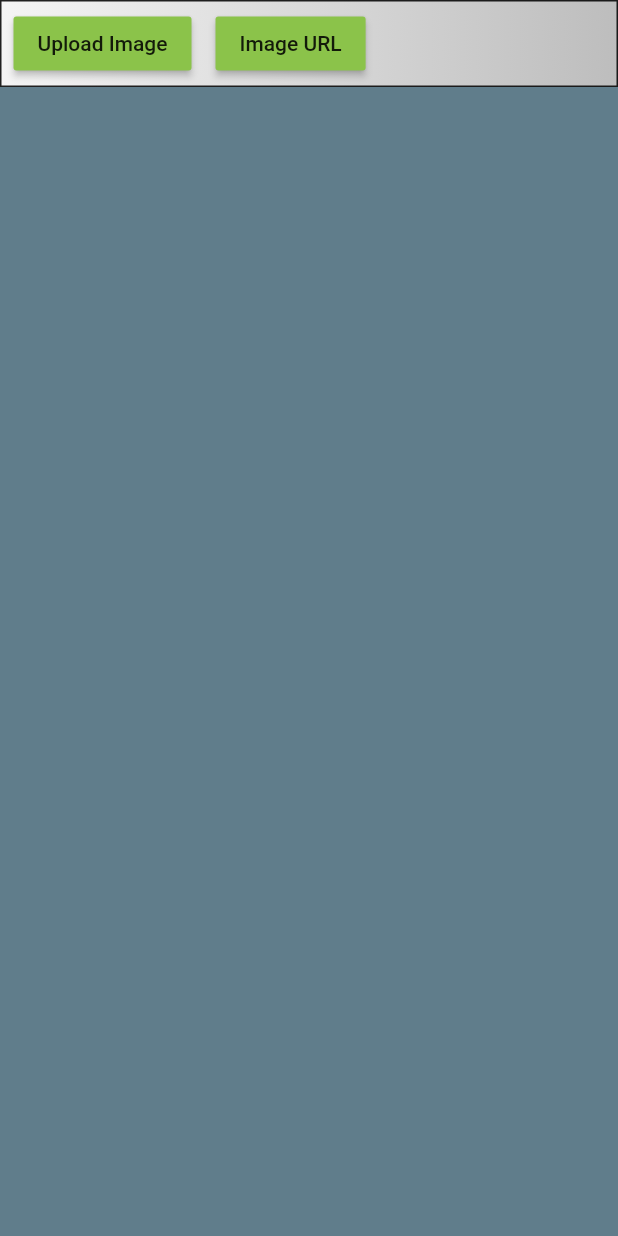
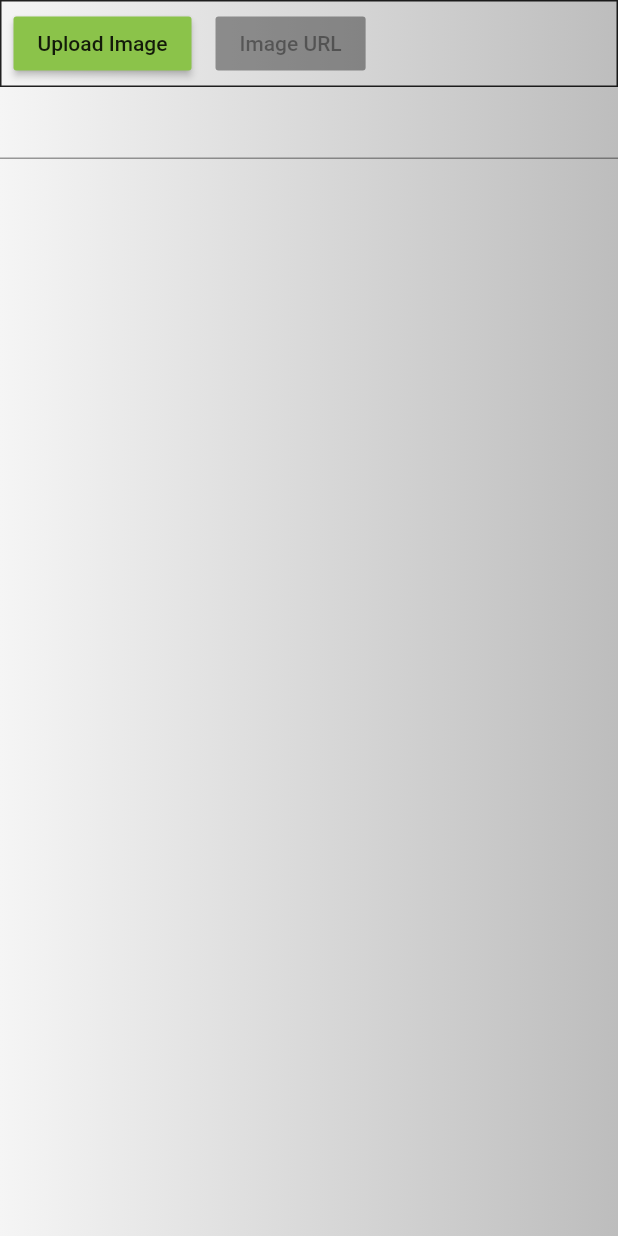
Before and after one commit to mjeffw/over_hexen_app, a Flutter app: the screen it shows after launch, on a phone screen of 412 x 824 dp. Run offline on Flutter 3.47's test engine with Material 2 defaults, Android fonts, the phone set to English and light mode, and no system bars; missing offline and left inert: universal_html, url.

Commit message:
unknown changes

```diff
--- a/lib/screens/file_viewer/widgets/body.dart
+++ b/lib/screens/file_viewer/widgets/body.dart
@@ -1,6 +1,7 @@
 import 'package:flutter/material.dart';
 
 import '../../../model/image_data.dart';
+import '../../../widgets/regexp_textfield.dart';
 
 class Body extends StatelessWidget {
   final ImageData model;
@@ -9,13 +10,32 @@
 
   @override
   Widget build(BuildContext context) {
-    return Container(
-      height: 800,
-      width: 600,
-      color: Colors.blueGrey,
-      child: model.bytes != null
-          ? Image.memory(model.bytes)
-          : Container(color: Colors.transparent),
+    final _amountValidator = RegExInputFormatter.withRegex(
+        '^\$|^(0|([1-9][0-9]{0,}))(\\.[0-9]{0,})?\$');
+
+    return Column(
+      children: <Widget>[
+        Row(
+          children: <Widget>[
+            Expanded(child: scaleInput(_amountValidator)),
+          ],
+        ),
+        Padding(
+          padding: const EdgeInsets.all(16.0),
+          child: child(),
+        ),
+      ],
     );
   }
+
+  Widget child() => model.bytes != null
+      ? Image.memory(model.bytes)
+      : Container(color: Colors.transparent);
+
+  Widget scaleInput(RegExInputFormatter _amountValidator) => TextField(
+      inputFormatters: [_amountValidator],
+      keyboardType: TextInputType.numberWithOptions(
+        decimal: true,
+        signed: false,
+      ));
 }
--- /dev/null
+++ b/lib/widgets/regexp_textfield.dart
@@ -0,0 +1,45 @@
+import 'package:flutter/services.dart';
+
+class RegExInputFormatter implements TextInputFormatter {
+  final RegExp _regExp;
+
+  RegExInputFormatter._(this._regExp);
+
+  factory RegExInputFormatter.withRegex(String regexString) {
+    try {
+      final regex = RegExp(regexString);
+      return RegExInputFormatter._(regex);
+    } catch (e) {
+      // Something not right with regex string.
+      assert(false, e.toString());
+      return null;
+    }
+  }
+
+  @override
+  TextEditingValue formatEditUpdate(
+      TextEditingValue oldValue, TextEditingValue newValue) {
+    final oldValueValid = _isValid(oldValue.text);
+    final newValueValid = _isValid(newValue.text);
+    if (oldValueValid && !newValueValid) {
+      return oldValue;
+    }
+    return newValue;
+  }
+
+  bool _isValid(String value) {
+    try {
+      final matches = _regExp.allMatches(value);
+      for (Match match in matches) {
+        if (match.start == 0 && match.end == value.length) {
+          return true;
+        }
+      }
+      return false;
+    } catch (e) {
+      // Invalid regex
+      assert(false, e.toString());
+      return true;
+    }
+  }
+}
```
Also changed, not shown: lib/screens/file_viewer/widgets/header.dart (+4 -4 lines).
